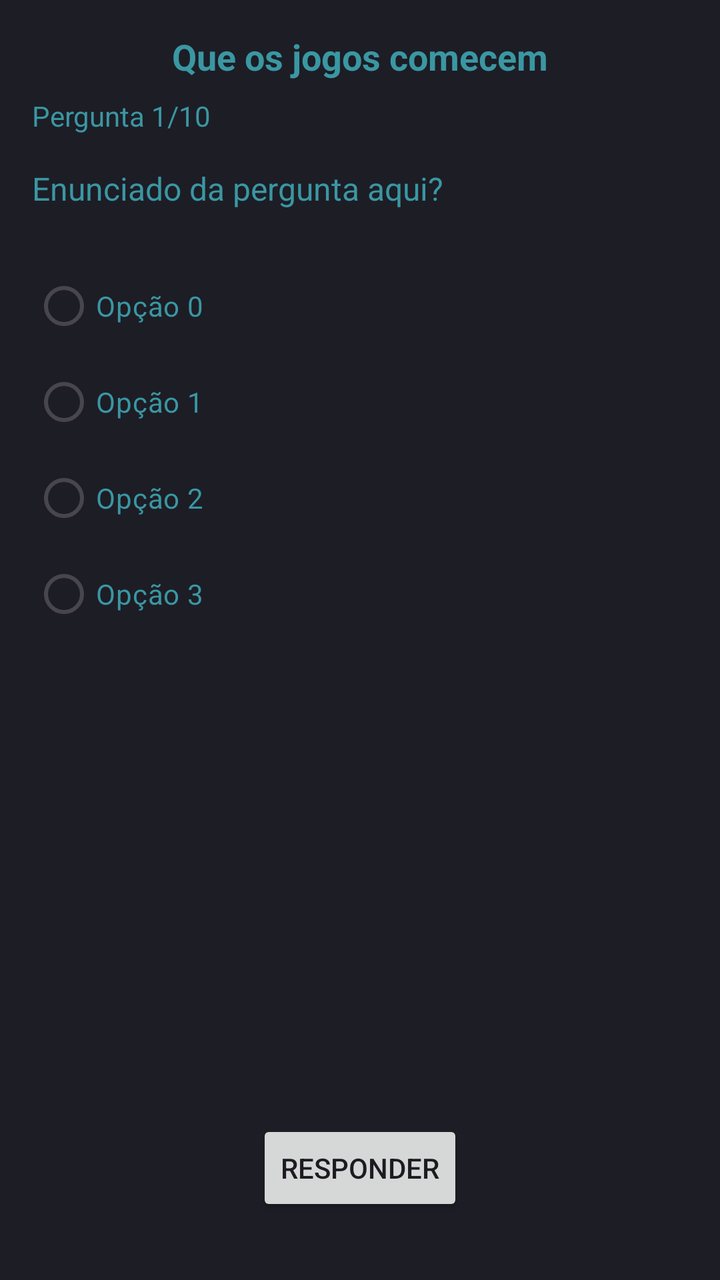
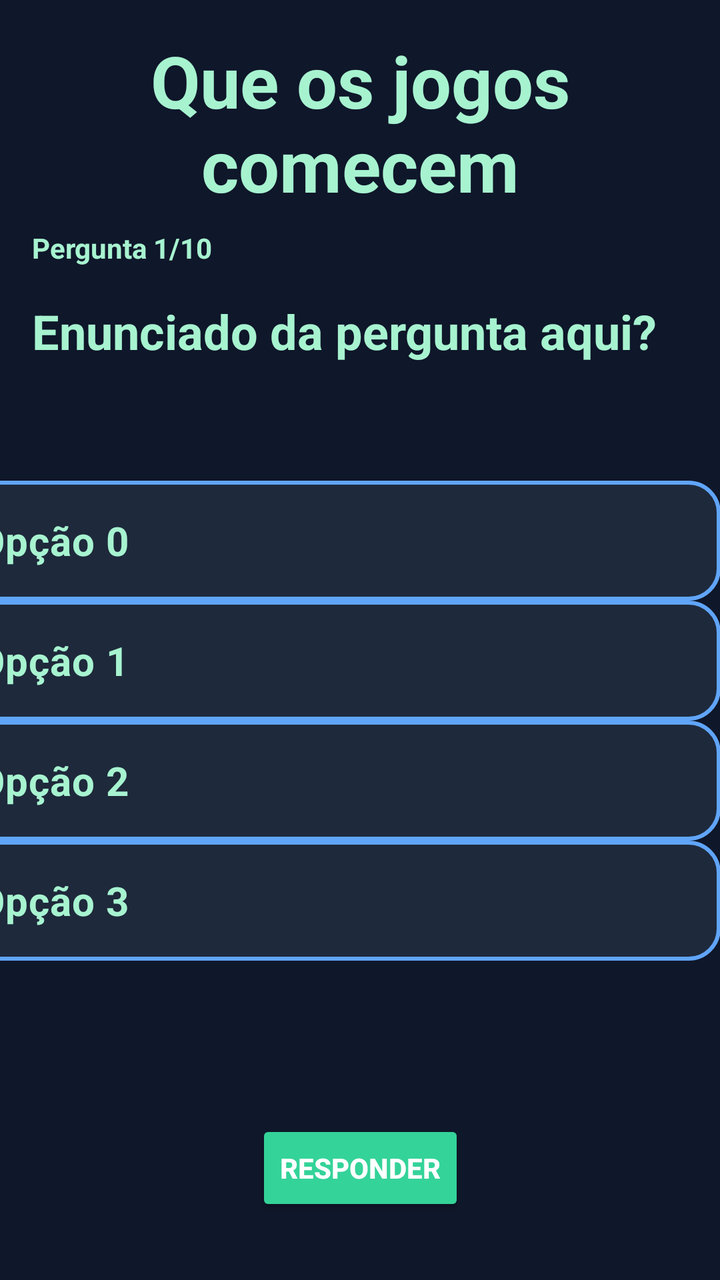

Screens rendered from an Android XML layout before and after an edit, with the pre-edit source and the edit as a unified diff.
<!-- AndroidManifest.xml: application theme Theme.Pio -->
<!-- res/layout/activity_tela_quiz.xml -->
<?xml version="1.0" encoding="utf-8"?>
<androidx.constraintlayout.widget.ConstraintLayout xmlns:android="http://schemas.android.com/apk/res/android"
    xmlns:app="http://schemas.android.com/apk/res-auto"
    xmlns:tools="http://schemas.android.com/tools"
    android:id="@+id/main"
    android:layout_width="match_parent"
    android:layout_height="match_parent"
    android:background="#1D1D26"
    tools:context=".Tela_Quiz">

    <TextView
        android:id="@+id/EditMenssagem"
        android:layout_width="0dp"
        android:layout_height="wrap_content"
        android:layout_margin="16dp"
        android:gravity="center"
        android:text="Que os jogos comecem"
        android:textColor="#3A97A2"
        android:textSize="18sp"
        android:textStyle="bold"
        app:layout_constraintEnd_toEndOf="parent"
        app:layout_constraintStart_toStartOf="parent"
        app:layout_constraintTop_toTopOf="parent" />

    <TextView
        android:id="@+id/EditContador"
        android:layout_width="wrap_content"
        android:layout_height="wrap_content"
        android:layout_marginTop="8dp"
        android:text="Pergunta 1/10"
        android:textColor="#3A97A2"
        app:layout_constraintStart_toStartOf="@+id/EditMenssagem"
        app:layout_constraintTop_toBottomOf="@+id/EditMenssagem" />

    <TextView
        android:id="@+id/tvEnunciado"
        android:layout_width="0dp"
        android:layout_height="wrap_content"
        android:layout_marginTop="16dp"
        android:text="Enunciado da pergunta aqui?"
        android:textColor="#3A97A2"
        android:textSize="16sp"
        app:layout_constraintEnd_toEndOf="parent"
        app:layout_constraintStart_toStartOf="@+id/EditContador"
        app:layout_constraintTop_toBottomOf="@+id/EditContador" />

    <RadioGroup
        android:id="@+id/radioGroup"
        android:layout_width="0dp"
        android:layout_height="wrap_content"
        android:layout_marginTop="24dp"
        app:layout_constraintEnd_toEndOf="parent"
        app:layout_constraintStart_toStartOf="@+id/tvEnunciado"
        app:layout_constraintTop_toBottomOf="@+id/tvEnunciado">

        <RadioButton
            android:id="@+id/rbOpcao0"
            android:layout_width="match_parent"
            android:layout_height="wrap_content"
            android:text="Opção 0"
            android:textColor="#3A97A2" />

        <RadioButton
            android:id="@+id/rbOpcao1"
            android:layout_width="match_parent"
            android:layout_height="wrap_content"
            android:text="Opção 1"
            android:textColor="#3A97A2" />

        <RadioButton
            android:id="@+id/rbOpcao2"
            android:layout_width="match_parent"
            android:layout_height="wrap_content"
            android:text="Opção 2"
            android:textColor="#3A97A2" />

        <RadioButton
            android:id="@+id/rbOpcao3"
            android:layout_width="match_parent"
            android:layout_height="wrap_content"
            android:text="Opção 3"
            android:textColor="#3A97A2" />
    </RadioGroup>

    <Button
        android:id="@+id/btnResponder"
        android:layout_width="wrap_content"
        android:layout_height="wrap_content"
        android:layout_marginBottom="32dp"
        android:text="Responder"
        app:layout_constraintBottom_toBottomOf="parent"
        app:layout_constraintEnd_toEndOf="parent"
        app:layout_constraintStart_toStartOf="parent" />

</androidx.constraintlayout.widget.ConstraintLayout>
<!-- resources referenced by this layout -->
<resources>
  <style name="Theme.Pio" parent="Base.Theme.Pio" />
  <style name="Base.Theme.Pio" parent="Theme.Material3.DayNight.NoActionBar">
          
          
      </style>
</resources>

<!-- the commit's change to res/layout/activity_tela_quiz.xml (unified diff, before → after) -->
@@ -5,7 +5,7 @@
     android:id="@+id/main"
     android:layout_width="match_parent"
     android:layout_height="match_parent"
-    android:background="#1D1D26"
+    android:background="#0F172A"
     tools:context=".Tela_Quiz">
 
     <TextView
@@ -15,8 +15,8 @@
         android:layout_margin="16dp"
         android:gravity="center"
         android:text="Que os jogos comecem"
-        android:textColor="#3A97A2"
-        android:textSize="18sp"
+        android:textColor="#A7F3D0"
+        android:textSize="36sp"
         android:textStyle="bold"
         app:layout_constraintEnd_toEndOf="parent"
         app:layout_constraintStart_toStartOf="parent"
@@ -28,7 +28,9 @@
         android:layout_height="wrap_content"
         android:layout_marginTop="8dp"
         android:text="Pergunta 1/10"
-        android:textColor="#3A97A2"
+        android:textColor="#A7F3D0"
+        android:textSize="14sp"
+        android:textStyle="bold"
         app:layout_constraintStart_toStartOf="@+id/EditMenssagem"
         app:layout_constraintTop_toBottomOf="@+id/EditMenssagem" />
 
@@ -38,48 +40,64 @@
         android:layout_height="wrap_content"
         android:layout_marginTop="16dp"
         android:text="Enunciado da pergunta aqui?"
-        android:textColor="#3A97A2"
-        android:textSize="16sp"
+        android:textColor="#A7F3D0"
+        android:textSize="24sp"
+        android:textStyle="bold"
         app:layout_constraintEnd_toEndOf="parent"
         app:layout_constraintStart_toStartOf="@+id/EditContador"
         app:layout_constraintTop_toBottomOf="@+id/EditContador" />
 
     <RadioGroup
         android:id="@+id/radioGroup"
-        android:layout_width="0dp"
-        android:layout_height="wrap_content"
-        android:layout_marginTop="24dp"
+        android:layout_width="404dp"
+        android:layout_height="300dp"
+        android:layout_marginTop="48dp"
+        app:layout_constraintBottom_toTopOf="@+id/btnResponder"
         app:layout_constraintEnd_toEndOf="parent"
+        app:layout_constraintHorizontal_bias="1.0"
         app:layout_constraintStart_toStartOf="@+id/tvEnunciado"
-        app:layout_constraintTop_toBottomOf="@+id/tvEnunciado">
+        app:layout_constraintTop_toBottomOf="@+id/tvEnunciado"
+        app:layout_constraintVertical_bias="0.35">
 
         <RadioButton
             android:id="@+id/rbOpcao0"
             android:layout_width="match_parent"
-            android:layout_height="wrap_content"
+            android:layout_height="60dp"
+            android:background="@drawable/edittext_style"
             android:text="Opção 0"
-            android:textColor="#3A97A2" />
+            android:textColor="#A7F3D0"
+            android:textSize="20sp"
+            android:textStyle="bold" />
 
         <RadioButton
             android:id="@+id/rbOpcao1"
             android:layout_width="match_parent"
-            android:layout_height="wrap_content"
+            android:layout_height="60dp"
+            android:background="@drawable/edittext_style"
             android:text="Opção 1"
-            android:textColor="#3A97A2" />
+            android:textColor="#A7F3D0"
+            android:textSize="20sp"
+            android:textStyle="bold" />
 
         <RadioButton
             android:id="@+id/rbOpcao2"
             android:layout_width="match_parent"
-            android:layout_height="wrap_content"
+            android:layout_height="60dp"
+            android:background="@drawable/edittext_style"
             android:text="Opção 2"
-            android:textColor="#3A97A2" />
+            android:textColor="#A7F3D0"
+            android:textSize="20sp"
+            android:textStyle="bold" />
 
         <RadioButton
             android:id="@+id/rbOpcao3"
             android:layout_width="match_parent"
-            android:layout_height="wrap_content"
+            android:layout_height="60dp"
+            android:background="@drawable/edittext_style"
             android:text="Opção 3"
-            android:textColor="#3A97A2" />
+            android:textColor="#A7F3D0"
+            android:textSize="20sp"
+            android:textStyle="bold" />
     </RadioGroup>
 
     <Button
@@ -87,7 +105,10 @@
         android:layout_width="wrap_content"
         android:layout_height="wrap_content"
         android:layout_marginBottom="32dp"
-        android:text="Responder"
+        android:backgroundTint="#34D399"
+        android:text="RESPONDER"
+        android:textColor="#FFFFFF"
+        android:textStyle="bold"
         app:layout_constraintBottom_toBottomOf="parent"
         app:layout_constraintEnd_toEndOf="parent"
         app:layout_constraintStart_toStartOf="parent" />
<!-- resource entries referenced after the edit -->
@@ -1,5 +1,18 @@
 <!-- resources referenced by this layout -->
 <resources>
+  <!-- drawable edittext_style (drawable) -->
+  <?xml version="1.0" encoding="utf-8"?>
+  <shape xmlns:android="http://schemas.android.com/apk/res/android">
+  
+      <solid android:color="#1E293B"/>
+  
+      <corners android:radius="15dp"/>
+  
+      <stroke
+          android:width="2dp"
+          android:color="#60A5FA"/>
+  
+  </shape>
   <style name="Theme.Pio" parent="Base.Theme.Pio" />
   <style name="Base.Theme.Pio" parent="Theme.Material3.DayNight.NoActionBar">
           
